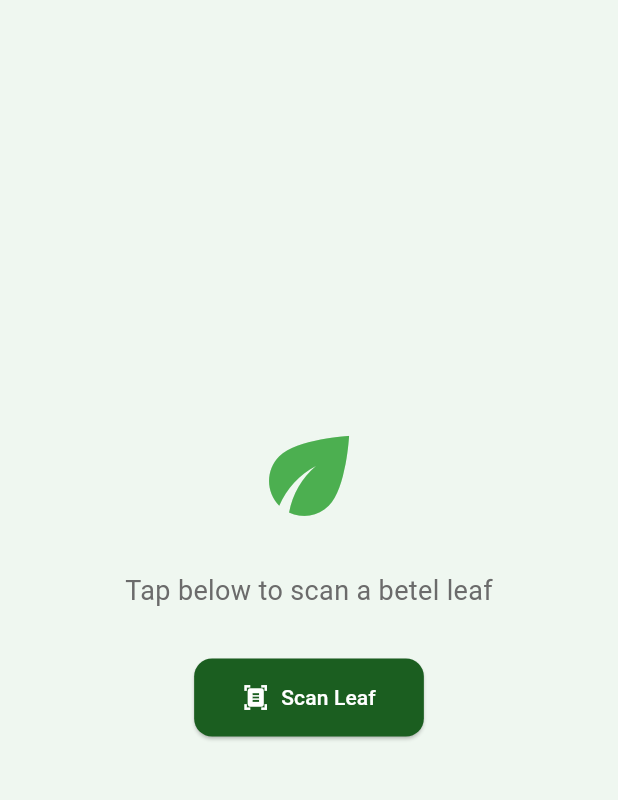
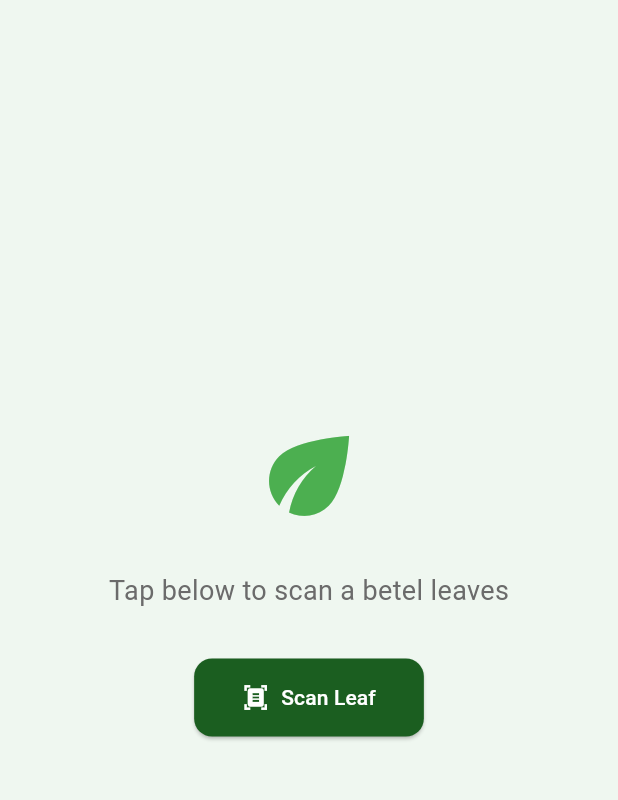
Before and after one commit to Gajindu-Gunarathna/GreenScan, a Flutter app: the screen it shows after launch, on a phone screen of 412 x 824 dp, the part 84-884 px from its top. Run offline on Flutter 3.47's test engine with Material 3 defaults, Android fonts, the phone set to English and light mode, and no system bars; our stand-ins replace cloud_firestore, connectivity_plus, firebase_core, geolocator, hive_flutter, image_picker; accounts and stored records are empty.

Commit message:
Update home_screen.dart

```diff
--- a/lib/screens/home_screen.dart
+++ b/lib/screens/home_screen.dart
@@ -41,7 +41,7 @@ class HomeScreen extends StatelessWidget {
             const Icon(Icons.eco, size: 80, color: AppColors.primaryLight),
             const SizedBox(height: 24),
             const Text(
-              'Tap below to scan a betel leaf',
+              'Tap below to scan a betel leaves',
               style: TextStyle(fontSize: 18, color: AppColors.textSecondary),
             ),
             const SizedBox(height: 32),
```
